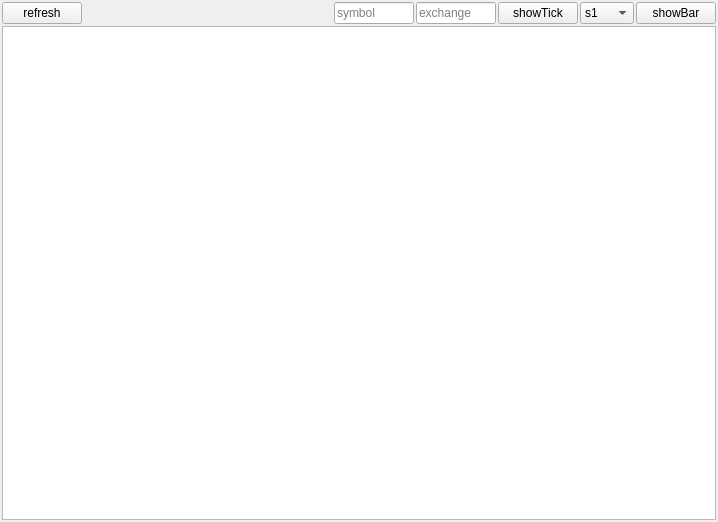
First picture: the form in datafeed/ui/contractform.ui, repository xclxxl414/bftrader, before the edit.
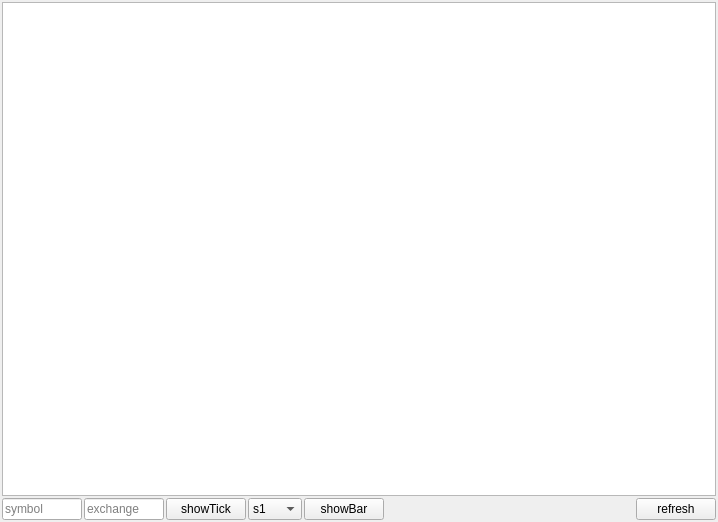
Second picture: the form after the edit.

```diff
--- a/datafeed/ui/contractform.ui
+++ b/datafeed/ui/contractform.ui
@@ -29,28 +29,11 @@
    <property name="bottomMargin">
     <number>2</number>
    </property>
+   <item>
+    <widget class="QTableWidget" name="tableWidget"/>
+   </item>
    <item>
     <layout class="QHBoxLayout" name="horizontalLayout">
-     <item>
-      <widget class="QPushButton" name="refreshButton">
-       <property name="text">
-        <string>refresh</string>
-       </property>
-      </widget>
-     </item>
-     <item>
-      <spacer name="horizontalSpacer">
-       <property name="orientation">
-        <enum>Qt::Horizontal</enum>
-       </property>
-       <property name="sizeHint" stdset="0">
-        <size>
-         <width>40</width>
-         <height>20</height>
-        </size>
-       </property>
-      </spacer>
-     </item>
      <item>
       <widget class="QLineEdit" name="lineEditExchange">
        <property name="minimumSize">
@@ -188,11 +171,28 @@
        </property>
       </widget>
      </item>
+     <item>
+      <spacer name="horizontalSpacer">
+       <property name="orientation">
+        <enum>Qt::Horizontal</enum>
+       </property>
+       <property name="sizeHint" stdset="0">
+        <size>
+         <width>40</width>
+         <height>20</height>
+        </size>
+       </property>
+      </spacer>
+     </item>
+     <item>
+      <widget class="QPushButton" name="refreshButton">
+       <property name="text">
+        <string>refresh</string>
+       </property>
+      </widget>
+     </item>
     </layout>
    </item>
-   <item>
-    <widget class="QTableWidget" name="tableWidget"/>
-   </item>
   </layout>
  </widget>
  <resources/>
```
